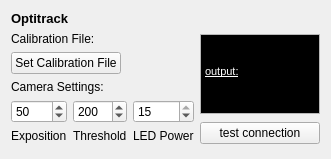
The window that Modules/IGTUI/Qmitk/QmitkNPOptitrackWidget.ui (MITK/MITK) describes before a commit, drawn with Qt 5.
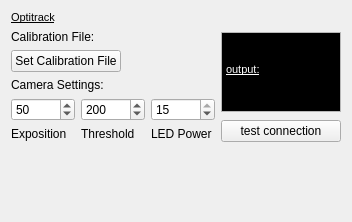
The same window after the commit.

Commit message: some smaller UI changes ... should not affect functionality

The edit to the form file:
```diff
--- a/Modules/IGTUI/Qmitk/QmitkNPOptitrackWidget.ui
+++ b/Modules/IGTUI/Qmitk/QmitkNPOptitrackWidget.ui
@@ -2,6 +2,14 @@
 <ui version="4.0">
  <class>QmitkNPOptitrackWidget</class>
  <widget class="QWidget" name="QmitkNPOptitrackWidget">
+  <property name="geometry">
+   <rect>
+    <x>0</x>
+    <y>0</y>
+    <width>352</width>
+    <height>222</height>
+   </rect>
+  </property>
              <layout class="QVBoxLayout" name="verticalLayout_21">
              <item>
               <widget class="QLabel" name="Optitrack_label">
@@ -15,8 +23,8 @@
                 <string>&lt;!DOCTYPE HTML PUBLIC &quot;-//W3C//DTD HTML 4.0//EN&quot; &quot;http://www.w3.org/TR/REC-html40/strict.dtd&quot;&gt;
 &lt;html&gt;&lt;head&gt;&lt;meta name=&quot;qrichtext&quot; content=&quot;1&quot; /&gt;&lt;style type=&quot;text/css&quot;&gt;
 p, li { white-space: pre-wrap; }
-&lt;/style&gt;&lt;/head&gt;&lt;body style=&quot; font-family:'MS Shell Dlg 2'; font-size:7.8pt; font-weight:400; font-style:normal;&quot;&gt;
-&lt;p style=&quot; margin-top:0px; margin-bottom:0px; margin-left:0px; margin-right:0px; -qt-block-indent:0; text-indent:0px;&quot;&gt;&lt;span style=&quot; font-size:10pt; font-weight:600;&quot;&gt;Optitrack&lt;/span&gt;&lt;/p&gt;&lt;/body&gt;&lt;/html&gt;</string>
+&lt;/style&gt;&lt;/head&gt;&lt;body style=&quot; font-family:'MS Shell Dlg 2'; font-size:8pt; font-weight:400; font-style:normal;&quot;&gt;
+&lt;p style=&quot; margin-top:0px; margin-bottom:0px; margin-left:0px; margin-right:0px; -qt-block-indent:0; text-indent:0px;&quot;&gt;&lt;span style=&quot; text-decoration: underline;&quot;&gt;Optitrack&lt;/span&gt;&lt;/p&gt;&lt;/body&gt;&lt;/html&gt;</string>
                </property>
               </widget>
              </item>
@@ -176,7 +184,7 @@
                     <string>&lt;!DOCTYPE HTML PUBLIC &quot;-//W3C//DTD HTML 4.0//EN&quot; &quot;http://www.w3.org/TR/REC-html40/strict.dtd&quot;&gt;
 &lt;html&gt;&lt;head&gt;&lt;meta name=&quot;qrichtext&quot; content=&quot;1&quot; /&gt;&lt;style type=&quot;text/css&quot;&gt;
 p, li { white-space: pre-wrap; }
-&lt;/style&gt;&lt;/head&gt;&lt;body style=&quot; font-family:'MS Shell Dlg 2'; font-size:8.25pt; font-weight:400; font-style:normal;&quot; bgcolor=&quot;#000000&quot;&gt;
+&lt;/style&gt;&lt;/head&gt;&lt;body style=&quot; font-family:'MS Shell Dlg 2'; font-size:7.8pt; font-weight:400; font-style:normal;&quot; bgcolor=&quot;#000000&quot;&gt;
 &lt;p style=&quot; margin-top:0px; margin-bottom:0px; margin-left:0px; margin-right:0px; -qt-block-indent:0; text-indent:0px;&quot;&gt;&lt;span style=&quot; font-size:8pt;&quot;&gt;                                          &lt;/span&gt;&lt;/p&gt;
 &lt;p style=&quot; margin-top:0px; margin-bottom:0px; margin-left:0px; margin-right:0px; -qt-block-indent:0; text-indent:0px;&quot;&gt;&lt;span style=&quot; font-size:8pt;&quot;&gt;                                          &lt;/span&gt;&lt;/p&gt;
 &lt;p style=&quot; margin-top:0px; margin-bottom:0px; margin-left:0px; margin-right:0px; -qt-block-indent:0; text-indent:0px;&quot;&gt;&lt;span style=&quot; font-size:8pt; text-decoration: underline; color:#ffffff;&quot;&gt;output:&lt;/span&gt;&lt;span style=&quot; font-size:8pt;&quot;&gt;                                        &lt;/span&gt;&lt;/p&gt;&lt;/body&gt;&lt;/html&gt;</string>
@@ -215,6 +223,19 @@
                </item>
               </layout>
              </item>
+   <item>
+    <spacer name="verticalSpacer">
+     <property name="orientation">
+      <enum>Qt::Vertical</enum>
+     </property>
+     <property name="sizeHint" stdset="0">
+      <size>
+       <width>20</width>
+       <height>40</height>
+      </size>
+     </property>
+    </spacer>
+   </item>
             </layout>
            </widget>
  <resources/>
```
Lines whose indentation alone changed are shown as unchanged. The commit also changes 6 other files.
